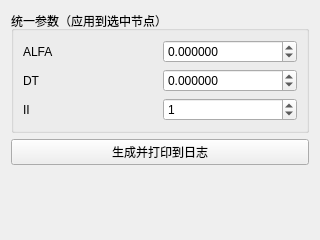
Old version of the form plugins/Base_PhysicalField/TemperatureLoadPage.ui in the repository asd977/base_cae.
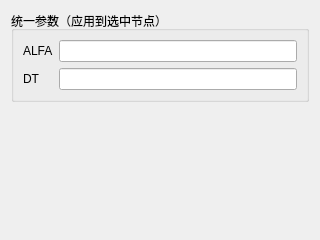
New version of the form.

Patch:
```diff
--- a/plugins/Base_PhysicalField/TemperatureLoadPage.ui
+++ b/plugins/Base_PhysicalField/TemperatureLoadPage.ui
@@ -29,20 +29,6 @@
         </property>
        </widget>
       </item>
-      <item row="0" column="1">
-       <widget class="QDoubleSpinBox" name="spinAlfa">
-        <property name="decimals">
-         <number>6</number>
-        </property>
-        <property name="minimum">
-         <double>-1000000000000.000000000000000</double>
-        </property>
-        <property name="maximum">
-         <double>1000000000000.000000000000000</double>
-        </property>
-       </widget>
-      </item>
-
       <item row="1" column="0">
        <widget class="QLabel" name="labelDT">
         <property name="text">
@@ -50,53 +36,15 @@
         </property>
        </widget>
       </item>
+      <item row="0" column="1">
+       <widget class="QLineEdit" name="lineEditAlfa"/>
+      </item>
       <item row="1" column="1">
-       <widget class="QDoubleSpinBox" name="spinDT">
-        <property name="decimals">
-         <number>6</number>
-        </property>
-        <property name="minimum">
-         <double>-1000000000000.000000000000000</double>
-        </property>
-        <property name="maximum">
-         <double>1000000000000.000000000000000</double>
-        </property>
-       </widget>
+       <widget class="QLineEdit" name="lineEditDT"/>
       </item>
-
-      <item row="2" column="0">
-       <widget class="QLabel" name="labelII">
-        <property name="text">
-         <string>II</string>
-        </property>
-       </widget>
-      </item>
-      <item row="2" column="1">
-       <widget class="QSpinBox" name="spinII">
-        <property name="minimum">
-         <number>-999999</number>
-        </property>
-        <property name="maximum">
-         <number>999999</number>
-        </property>
-        <property name="value">
-         <number>1</number>
-        </property>
-       </widget>
-      </item>
-
      </layout>
     </widget>
    </item>
-
-   <item>
-    <widget class="QPushButton" name="btnGenerate">
-     <property name="text">
-      <string>生成并打印到日志</string>
-     </property>
-    </widget>
-   </item>
-
    <item>
     <spacer name="verticalSpacer">
      <property name="orientation">
```
Left out of the diff: 5 changed lines with no effect on the pictures.
